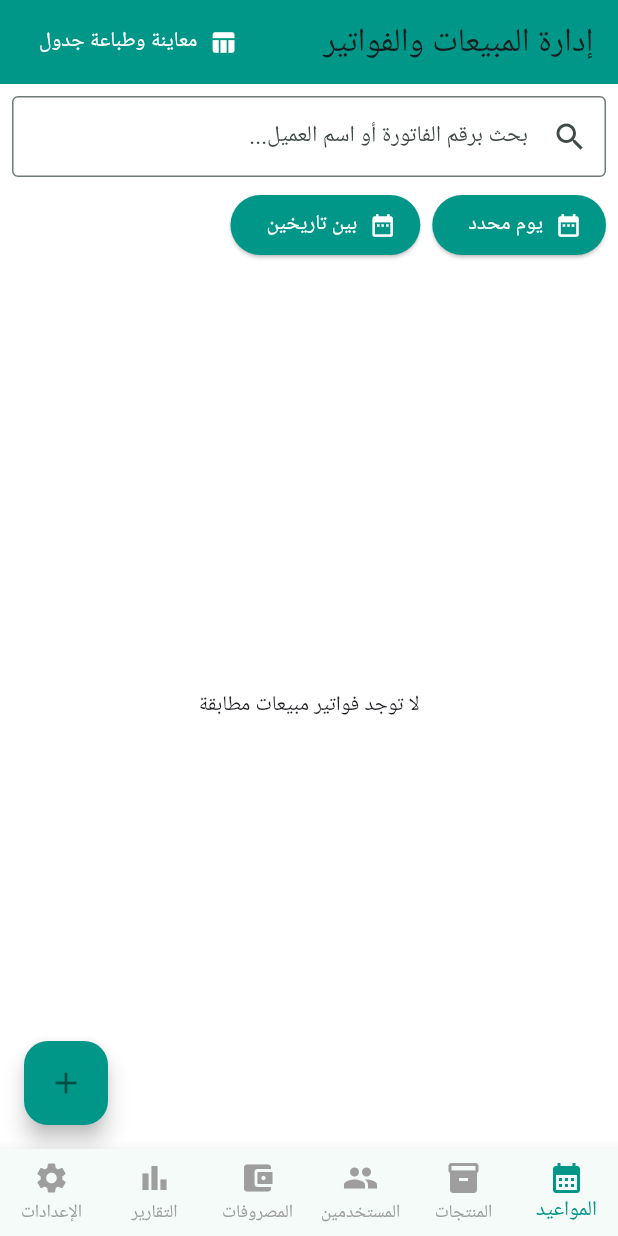
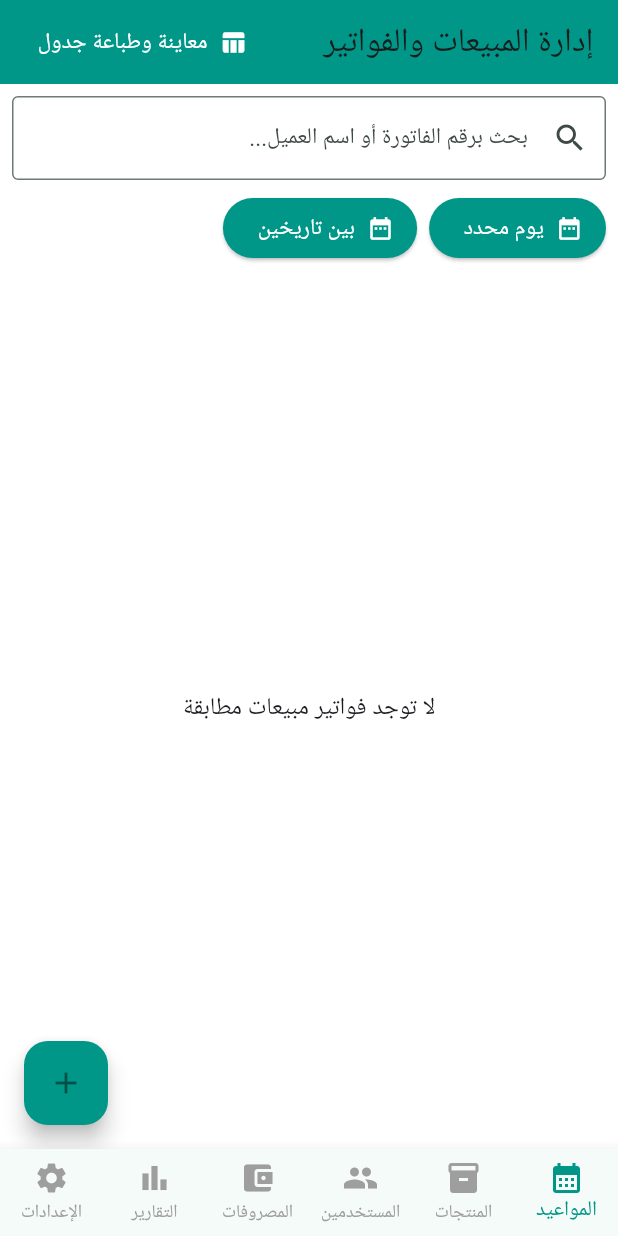
Before and after one commit to ahm933916-creator/General-Mobile-Store, a Flutter app: the screen it shows after launch, on a phone screen of 412 x 824 dp. Run offline on Flutter 3.47's test engine with Material 3 defaults, Android fonts, the phone set to English and light mode, and no system bars; our stand-ins replace file_picker, shared_preferences, sqflite, sqflite_common_ffi; accounts and stored records are empty.

Commit message:
Fix Flutter text theme assertion

```diff
--- a/lib/main.dart
+++ b/lib/main.dart
@@ -26,7 +26,13 @@ class MyApp extends StatelessWidget {
         colorScheme: ColorScheme.fromSeed(seedColor: Colors.teal),
         useMaterial3: true,
         visualDensity: VisualDensity.adaptivePlatformDensity,
-        textTheme: baseTextTheme.apply(fontSizeFactor: 1.08),
+        textTheme: baseTextTheme.copyWith(
+          bodyLarge: baseTextTheme.bodyLarge?.copyWith(fontSize: 17),
+          bodyMedium: baseTextTheme.bodyMedium?.copyWith(fontSize: 16),
+          bodySmall: baseTextTheme.bodySmall?.copyWith(fontSize: 14),
+          labelLarge: baseTextTheme.labelLarge?.copyWith(fontSize: 15),
+          titleMedium: baseTextTheme.titleMedium?.copyWith(fontSize: 17),
+        ),
         inputDecorationTheme: const InputDecorationTheme(
           isDense: false,
           contentPadding: EdgeInsets.symmetric(horizontal: 14, vertical: 15),
```
